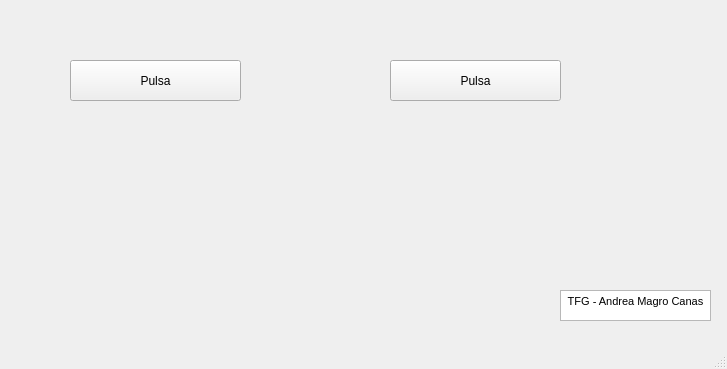
First picture: the form in interfaz.ui, repository rubennj/listas-grupos-lab, before the edit.
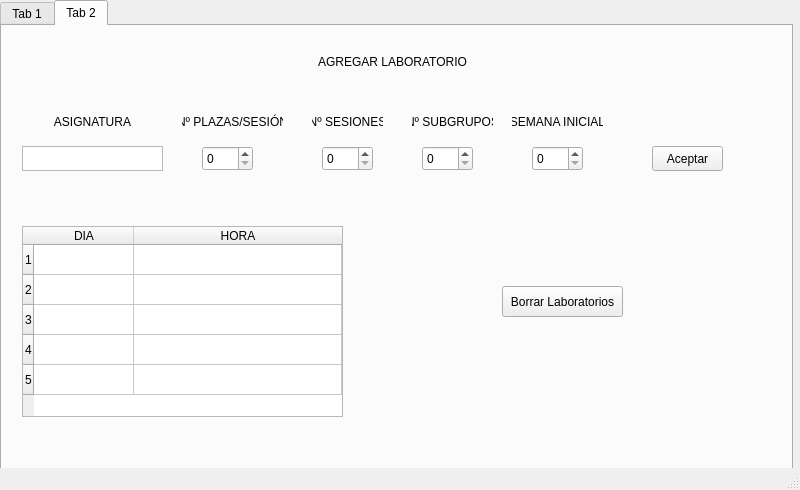
Second picture: the form after the edit.

Commit message:
Mejoras en la interfaz
1. Se han implementado dos pestañas.
2. La segunda pestaña permite al usuario agregar nuevos laboratorios a un txt.
3. Se ha mejorado su diseño.

What changed in the file:
```diff
--- a/interfaz.ui
+++ b/interfaz.ui
@@ -2,92 +2,499 @@
 <ui version="4.0">
  <class>MainWindow</class>
  <widget class="QMainWindow" name="MainWindow">
+  <property name="windowModality">
+   <enum>Qt::NonModal</enum>
+  </property>
+  <property name="enabled">
+   <bool>true</bool>
+  </property>
   <property name="geometry">
    <rect>
     <x>0</x>
     <y>0</y>
-    <width>727</width>
-    <height>369</height>
+    <width>800</width>
+    <height>490</height>
    </rect>
   </property>
-  <property name="windowTitle">
-   <string>Lista grupos Laboratorio</string>
+  <property name="sizePolicy">
+   <sizepolicy hsizetype="Preferred" vsizetype="Preferred">
+    <horstretch>0</horstretch>
+    <verstretch>0</verstretch>
+   </sizepolicy>
   </property>
-  <property name="autoFillBackground">
+  <property name="minimumSize">
+   <size>
+    <width>0</width>
+    <height>0</height>
+   </size>
+  </property>
+  <property name="maximumSize">
+   <size>
+    <width>800</width>
+    <height>490</height>
+   </size>
+  </property>
+  <property name="mouseTracking">
    <bool>false</bool>
   </property>
   <widget class="QWidget" name="centralwidget">
-   <widget class="QTextEdit" name="Creditos">
+   <widget class="QTabWidget" name="tabWidget">
     <property name="geometry">
      <rect>
-      <x>560</x>
-      <y>290</y>
-      <width>151</width>
-      <height>31</height>
+      <x>0</x>
+      <y>0</y>
+      <width>793</width>
+      <height>481</height>
      </rect>
     </property>
-    <property name="html">
-     <string>&lt;!DOCTYPE HTML PUBLIC &quot;-//W3C//DTD HTML 4.0//EN&quot; &quot;http://www.w3.org/TR/REC-html40/strict.dtd&quot;&gt;
-&lt;html&gt;&lt;head&gt;&lt;meta name=&quot;qrichtext&quot; content=&quot;1&quot; /&gt;&lt;style type=&quot;text/css&quot;&gt;
-p, li { white-space: pre-wrap; }
-&lt;/style&gt;&lt;/head&gt;&lt;body style=&quot; font-family:'MS Shell Dlg 2'; font-size:8.25pt; font-weight:400; font-style:normal;&quot;&gt;
-&lt;p align=&quot;center&quot; style=&quot; margin-top:0px; margin-bottom:0px; margin-left:0px; margin-right:0px; -qt-block-indent:0; text-indent:0px;&quot;&gt;TFG - Andrea Magro Canas&lt;/p&gt;&lt;/body&gt;&lt;/html&gt;</string>
+    <property name="currentIndex">
+     <number>1</number>
     </property>
+    <widget class="QWidget" name="tab">
+     <attribute name="title">
+      <string>Tab 1</string>
+     </attribute>
+     <widget class="QLabel" name="Creditos">
+      <property name="geometry">
+       <rect>
+        <x>640</x>
+        <y>370</y>
+        <width>131</width>
+        <height>31</height>
+       </rect>
+      </property>
+      <property name="text">
+       <string>TFG - Andrea Magro Canas</string>
+      </property>
+     </widget>
+     <widget class="QPushButton" name="BtnSecundario">
+      <property name="geometry">
+       <rect>
+        <x>510</x>
+        <y>90</y>
+        <width>171</width>
+        <height>41</height>
+       </rect>
+      </property>
+      <property name="text">
+       <string>Pulsa</string>
+      </property>
+      <property name="autoDefault">
+       <bool>true</bool>
+      </property>
+      <property name="default">
+       <bool>false</bool>
+      </property>
+      <property name="flat">
+       <bool>false</bool>
+      </property>
+     </widget>
+     <widget class="QPushButton" name="BtnPrincipal">
+      <property name="geometry">
+       <rect>
+        <x>120</x>
+        <y>90</y>
+        <width>171</width>
+        <height>41</height>
+       </rect>
+      </property>
+      <property name="text">
+       <string>Pulsa</string>
+      </property>
+      <property name="autoDefault">
+       <bool>true</bool>
+      </property>
+      <property name="default">
+       <bool>false</bool>
+      </property>
+      <property name="flat">
+       <bool>false</bool>
+      </property>
+     </widget>
+     <widget class="QLabel" name="Titulo">
+      <property name="geometry">
+       <rect>
+        <x>20</x>
+        <y>20</y>
+        <width>761</width>
+        <height>31</height>
+       </rect>
+      </property>
+      <property name="lineWidth">
+       <number>1</number>
+      </property>
+      <property name="text">
+       <string>ASIGNACIÓN DE ESTUDIANTES</string>
+      </property>
+      <property name="textFormat">
+       <enum>Qt::AutoText</enum>
+      </property>
+      <property name="alignment">
+       <set>Qt::AlignCenter</set>
+      </property>
+     </widget>
+    </widget>
+    <widget class="QWidget" name="tab_2">
+     <attribute name="title">
+      <string>Tab 2</string>
+     </attribute>
+     <widget class="QPlainTextEdit" name="asignaturaText">
+      <property name="geometry">
+       <rect>
+        <x>20</x>
+        <y>120</y>
+        <width>141</width>
+        <height>25</height>
+       </rect>
+      </property>
+      <property name="acceptDrops">
+       <bool>true</bool>
+      </property>
+      <property name="frameShape">
+       <enum>QFrame::StyledPanel</enum>
+      </property>
+      <property name="frameShadow">
+       <enum>QFrame::Sunken</enum>
+      </property>
+      <property name="lineWidth">
+       <number>2</number>
+      </property>
+      <property name="midLineWidth">
+       <number>0</number>
+      </property>
+      <property name="verticalScrollBarPolicy">
+       <enum>Qt::ScrollBarAlwaysOff</enum>
+      </property>
+      <property name="horizontalScrollBarPolicy">
+       <enum>Qt::ScrollBarAlwaysOff</enum>
+      </property>
+      <property name="sizeAdjustPolicy">
+       <enum>QAbstractScrollArea::AdjustIgnored</enum>
+      </property>
+      <property name="tabChangesFocus">
+       <bool>true</bool>
+      </property>
+      <property name="lineWrapMode">
+       <enum>QPlainTextEdit::NoWrap</enum>
+      </property>
+      <property name="readOnly">
+       <bool>false</bool>
+      </property>
+      <property name="plainText">
+       <string/>
+      </property>
+      <property name="textInteractionFlags">
+       <set>Qt::TextEditorInteraction</set>
+      </property>
+      <property name="centerOnScroll">
+       <bool>true</bool>
+      </property>
+      <property name="placeholderText">
+       <string/>
+      </property>
+     </widget>
+     <widget class="QSpinBox" name="plazasText">
+      <property name="geometry">
+       <rect>
+        <x>200</x>
+        <y>120</y>
+        <width>51</width>
+        <height>25</height>
+       </rect>
+      </property>
+      <property name="maximum">
+       <number>101</number>
+      </property>
+     </widget>
+     <widget class="QSpinBox" name="numSubgruposText">
+      <property name="geometry">
+       <rect>
+        <x>420</x>
+        <y>120</y>
+        <width>51</width>
+        <height>25</height>
+       </rect>
+      </property>
+     </widget>
+     <widget class="QSpinBox" name="numSesionesText">
+      <property name="geometry">
+       <rect>
+        <x>320</x>
+        <y>120</y>
+        <width>51</width>
+        <height>25</height>
+       </rect>
+      </property>
+     </widget>
+     <widget class="QSpinBox" name="semanaInicialText">
+      <property name="geometry">
+       <rect>
+        <x>530</x>
+        <y>120</y>
+        <width>51</width>
+        <height>25</height>
+       </rect>
+      </property>
+     </widget>
+     <widget class="QLabel" name="lblAsignatura">
+      <property name="geometry">
+       <rect>
+        <x>20</x>
+        <y>80</y>
+        <width>141</width>
+        <height>31</height>
+       </rect>
+      </property>
+      <property name="text">
+       <string>ASIGNATURA</string>
+      </property>
+      <property name="alignment">
+       <set>Qt::AlignCenter</set>
+      </property>
+     </widget>
+     <widget class="QLabel" name="lblNumPlazas">
+      <property name="geometry">
+       <rect>
+        <x>180</x>
+        <y>80</y>
+        <width>101</width>
+        <height>31</height>
+       </rect>
+      </property>
+      <property name="text">
+       <string>Nº PLAZAS/SESIÓN</string>
+      </property>
+      <property name="alignment">
+       <set>Qt::AlignCenter</set>
+      </property>
+     </widget>
+     <widget class="QLabel" name="lblNumSesiones">
+      <property name="geometry">
+       <rect>
+        <x>310</x>
+        <y>80</y>
+        <width>71</width>
+        <height>31</height>
+       </rect>
+      </property>
+      <property name="text">
+       <string>Nº SESIONES</string>
+      </property>
+      <property name="alignment">
+       <set>Qt::AlignCenter</set>
+      </property>
+     </widget>
+     <widget class="QLabel" name="lblNumSubgrupos">
+      <property name="geometry">
+       <rect>
+        <x>410</x>
+        <y>80</y>
+        <width>81</width>
+        <height>31</height>
+       </rect>
+      </property>
+      <property name="text">
+       <string>Nº SUBGRUPOS</string>
+      </property>
+      <property name="alignment">
+       <set>Qt::AlignCenter</set>
+      </property>
+     </widget>
+     <widget class="QLabel" name="lblSemanaInicial">
+      <property name="geometry">
+       <rect>
+        <x>510</x>
+        <y>80</y>
+        <width>91</width>
+        <height>31</height>
+       </rect>
+      </property>
+      <property name="text">
+       <string>SEMANA INICIAL</string>
+      </property>
+      <property name="alignment">
+       <set>Qt::AlignCenter</set>
+      </property>
+     </widget>
+     <widget class="QLabel" name="Titulo_2">
+      <property name="geometry">
+       <rect>
+        <x>0</x>
+        <y>20</y>
+        <width>781</width>
+        <height>31</height>
+       </rect>
+      </property>
+      <property name="text">
+       <string>AGREGAR LABORATORIO</string>
+      </property>
+      <property name="alignment">
+       <set>Qt::AlignCenter</set>
+      </property>
+     </widget>
+     <widget class="QPushButton" name="BtnAceptar">
+      <property name="geometry">
+       <rect>
+        <x>650</x>
+        <y>120</y>
+        <width>71</width>
+        <height>25</height>
+       </rect>
+      </property>
+      <property name="inputMethodHints">
+       <set>Qt::ImhNone</set>
+      </property>
+      <property name="text">
+       <string>Aceptar</string>
+      </property>
+      <property name="checkable">
+       <bool>false</bool>
+      </property>
+      <property name="autoDefault">
+       <bool>true</bool>
+      </property>
+      <property name="default">
+       <bool>false</bool>
+      </property>
+      <property name="flat">
+       <bool>false</bool>
+      </property>
+     </widget>
+     <widget class="QTableWidget" name="tablaHorarios">
+      <property name="geometry">
+       <rect>
+        <x>20</x>
+        <y>200</y>
+        <width>321</width>
+        <height>191</height>
+       </rect>
+      </property>
+      <property name="styleSheet">
+       <string notr="true"/>
+      </property>
+      <property name="autoScroll">
+       <bool>false</bool>
+      </property>
+      <property name="autoScrollMargin">
+       <number>16</number>
+      </property>
+      <property name="wordWrap">
+       <bool>false</bool>
+      </property>
+      <property name="cornerButtonEnabled">
+       <bool>true</bool>
+      </property>
+      <property name="rowCount">
+       <number>5</number>
+      </property>
+      <attribute name="horizontalHeaderStretchLastSection">
+       <bool>true</bool>
+      </attribute>
+      <attribute name="verticalHeaderStretchLastSection">
+       <bool>false</bool>
+      </attribute>
+      <row/>
+      <row/>
+      <row/>
+      <row/>
+      <row/>
+      <column>
+       <property name="text">
+        <string>DIA</string>
+       </property>
+      </column>
+      <column>
+       <property name="text">
+        <string>HORA</string>
+       </property>
+      </column>
+      <item row="0" column="0">
+       <property name="text">
+        <string/>
+       </property>
+       <property name="font">
+        <font>
+         <weight>50</weight>
+         <bold>false</bold>
+        </font>
+       </property>
+      </item>
+      <item row="0" column="1">
+       <property name="text">
+        <string/>
+       </property>
+      </item>
+      <item row="1" column="0">
+       <property name="text">
+        <string/>
+       </property>
+      </item>
+      <item row="1" column="1">
+       <property name="text">
+        <string/>
+       </property>
+      </item>
+      <item row="2" column="0">
+       <property name="text">
+        <string/>
+       </property>
+      </item>
+      <item row="2" column="1">
+       <property name="text">
+        <string/>
+       </property>
+      </item>
+      <item row="3" column="0">
+       <property name="text">
+        <string/>
+       </property>
+      </item>
+      <item row="3" column="1">
+       <property name="text">
+        <string/>
+       </property>
+      </item>
+      <item row="4" column="0">
+       <property name="text">
+        <string/>
+       </property>
+      </item>
+      <item row="4" column="1">
+       <property name="text">
+        <string/>
+       </property>
+      </item>
+     </widget>
+     <widget class="QPushButton" name="BtnVaciarTxt">
+      <property name="geometry">
+       <rect>
+        <x>500</x>
+        <y>260</y>
+        <width>121</width>
+        <height>31</height>
+       </rect>
+      </property>
+      <property name="inputMethodHints">
+       <set>Qt::ImhNone</set>
+      </property>
+      <property name="text">
+       <string>Borrar Laboratorios</string>
+      </property>
+      <property name="checkable">
+       <bool>false</bool>
+      </property>
+      <property name="autoDefault">
+       <bool>true</bool>
+      </property>
+      <property name="default">
+       <bool>false</bool>
+      </property>
+      <property name="flat">
+       <bool>false</bool>
+      </property>
+     </widget>
+    </widget>
    </widget>
-   <widget class="QPushButton" name="BtnPrincipal">
-    <property name="geometry">
-     <rect>
-      <x>70</x>
-      <y>60</y>
-      <width>171</width>
-      <height>41</height>
-     </rect>
-    </property>
-    <property name="text">
-     <string>Pulsa</string>
-    </property>
-    <property name="autoDefault">
-     <bool>true</bool>
-    </property>
-    <property name="default">
-     <bool>false</bool>
-    </property>
-    <property name="flat">
-     <bool>false</bool>
-    </property>
-   </widget>
-   <widget class="QPushButton" name="BtnSecundario">
-    <property name="geometry">
-     <rect>
-      <x>390</x>
-      <y>60</y>
-      <width>171</width>
-      <height>41</height>
-     </rect>
-    </property>
-    <property name="text">
-     <string>Pulsa</string>
-    </property>
-    <property name="autoDefault">
-     <bool>true</bool>
-    </property>
-    <property name="default">
-     <bool>false</bool>
-    </property>
-    <property name="flat">
-     <bool>false</bool>
-    </property>
-   </widget>
-  </widget>
-  <widget class="QMenuBar" name="menubar">
-   <property name="geometry">
-    <rect>
-     <x>0</x>
-     <y>0</y>
-     <width>727</width>
-     <height>21</height>
-    </rect>
-   </property>
   </widget>
   <widget class="QStatusBar" name="statusbar"/>
  </widget>
```
Left out of the diff: 14 changed lines with no effect on the pictures. The commit also changes 3 other files.
